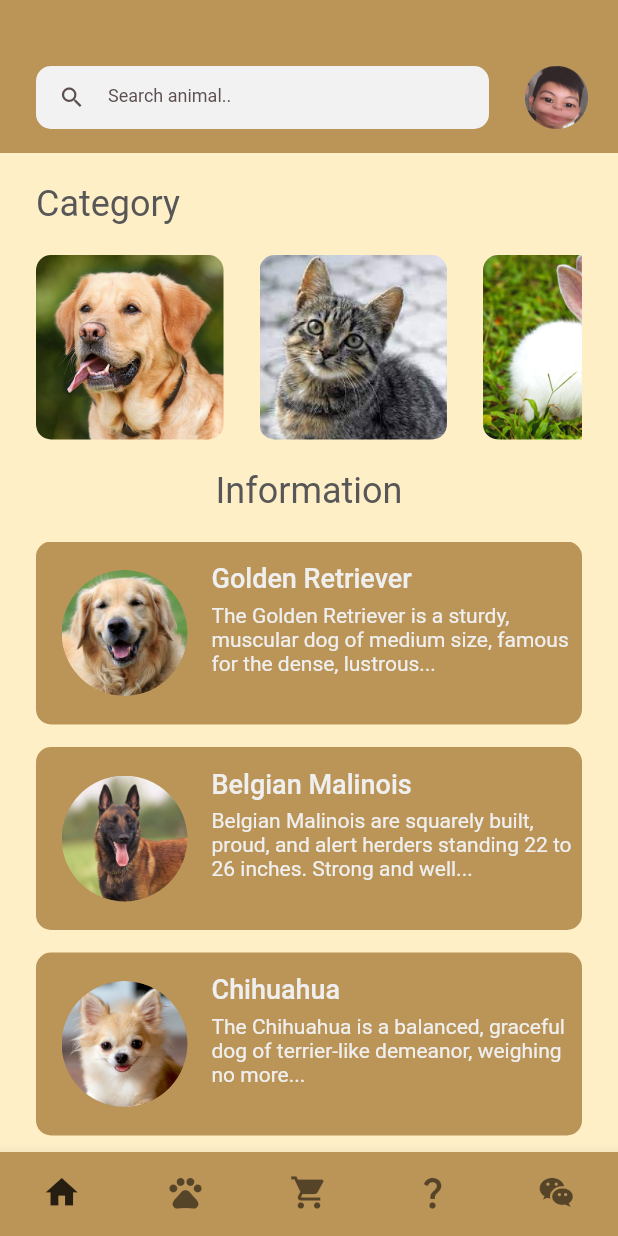
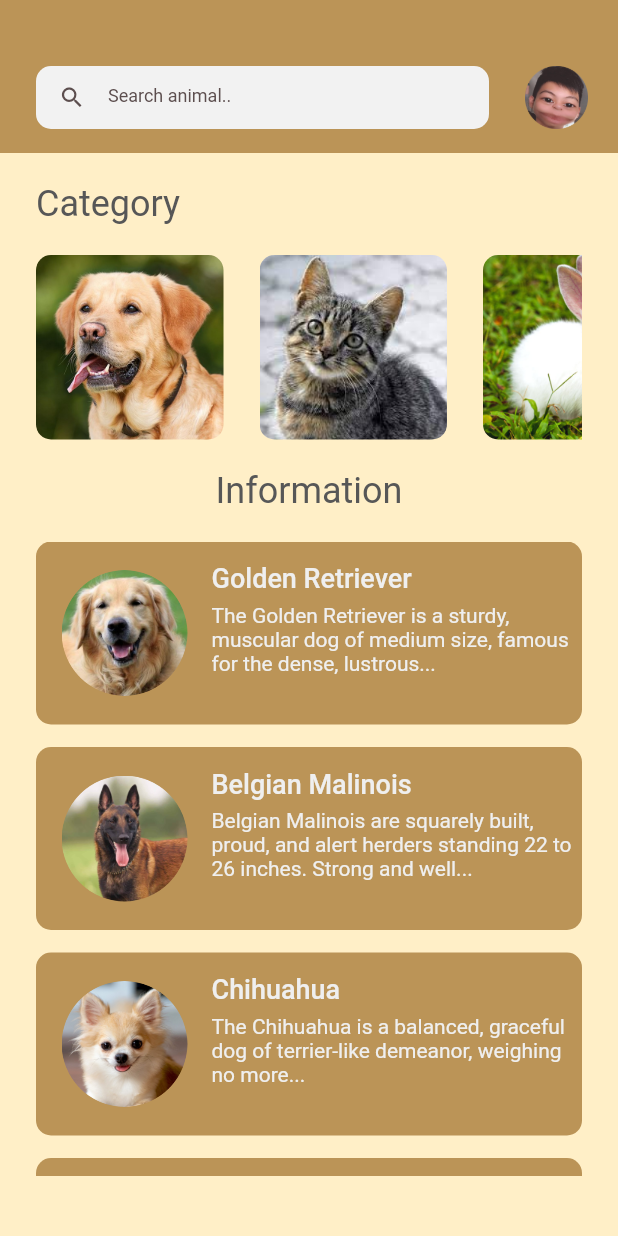
Before and after one commit to axelnegara07/CapTivity, a Flutter app: the HomePage screen opened directly, on a phone screen of 412 x 824 dp. Run offline on Flutter 3.47's test engine with Material 2 defaults, Android fonts, the phone set to English and light mode, and no system bars; our stand-ins replace google_fonts.

Commit message:
Update home-page.dart

```diff
--- a/tubes_uid/lib/home-page.dart
+++ b/tubes_uid/lib/home-page.dart
@@ -268,24 +268,6 @@ class _HomePageState extends State<HomePage> {
               ),
             ],
           ),
-          bottomNavigationBar: BottomNavigationBar(
-            backgroundColor: Color(0xFFBB9457),
-            type: BottomNavigationBarType.fixed,
-            iconSize: 26,
-            items: [
-              BottomNavigationBarItem(icon: Icon(Icons.home), label: 'Home'),
-              BottomNavigationBarItem(icon: Icon(Icons.pets), label: 'Pets'),
-              BottomNavigationBarItem(
-                  icon: Icon(Icons.shopping_cart), label: 'Cart'),
-              BottomNavigationBarItem(
-                  icon: Icon(Icons.question_mark), label: 'Donate'),
-              BottomNavigationBarItem(
-                  icon: Icon(Icons.wechat), label: 'Message'),
-            ],
-            selectedItemColor: Color(0xFF251E11),
-            showSelectedLabels: false,
-            showUnselectedLabels: false,
-          ),
         )
       ],
     );
```
